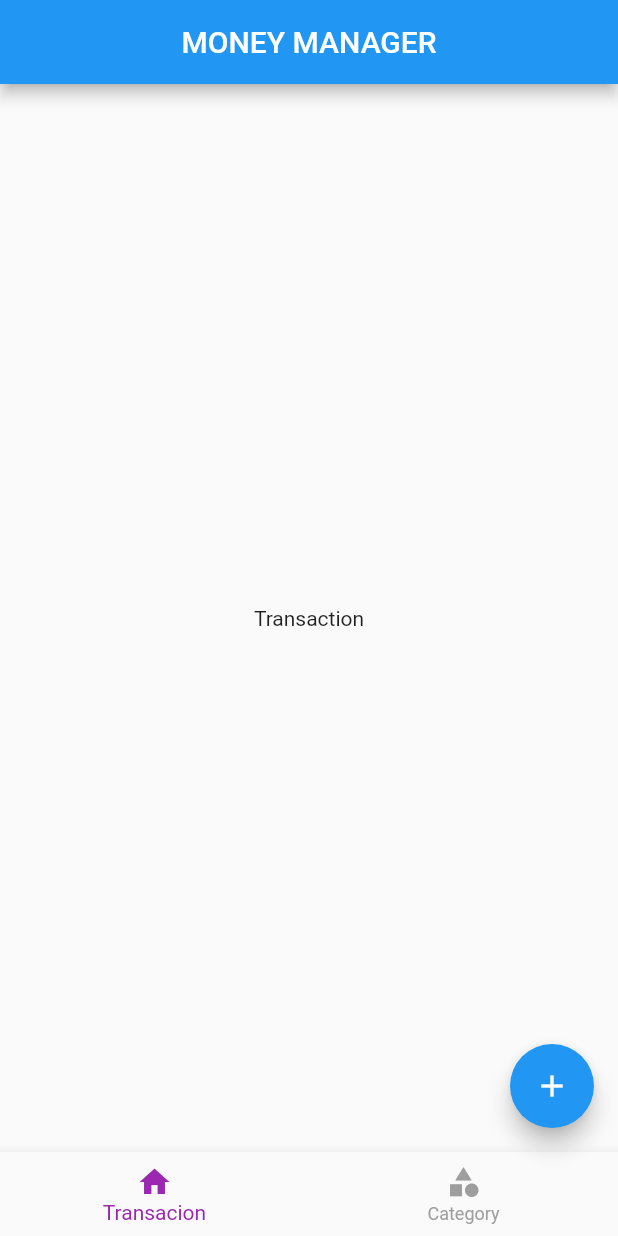
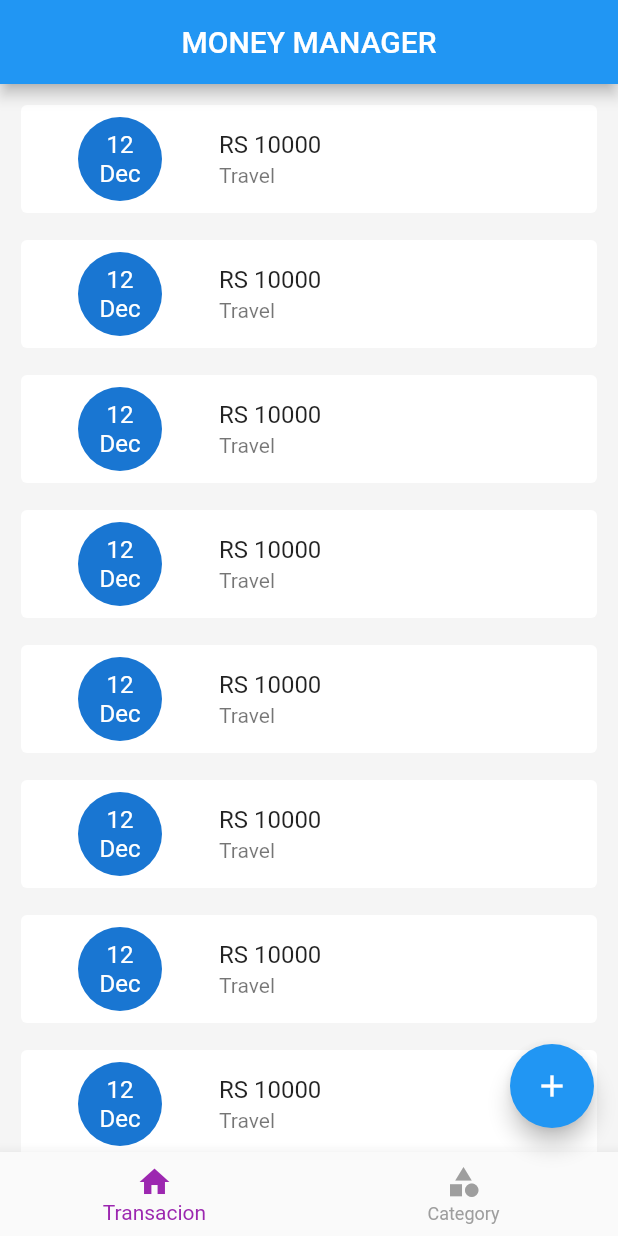
Before and after one commit to mirza-d3x/Money_manger_App, a Flutter app: the screen it shows after launch, on a phone screen of 412 x 824 dp. Run offline on Flutter 3.47's test engine with Material 2 defaults, Android fonts, the phone set to English and light mode, and no system bars.

Commit message:
Transaction page created and displaying dummy data and its aligned

```diff
--- a/lib/screens/home/screen_home.dart
+++ b/lib/screens/home/screen_home.dart
@@ -11,6 +11,7 @@
   @override
   Widget build(BuildContext context) {
     return Scaffold(
+      backgroundColor: Colors.grey[100],
       appBar: AppBar(
         title: Text('MONEY MANAGER'),
         centerTitle: true,
--- a/lib/screens/transaction/screen_transaction.dart
+++ b/lib/screens/transaction/screen_transaction.dart
@@ -5,6 +5,30 @@
 
   @override
   Widget build(BuildContext context) {
-    return Center(child: Text('Transaction'));
+    return ListView.separated(
+      padding: const EdgeInsets.all(10),
+      itemBuilder: (ctx, index) {
+        return const Card(
+          elevation: 0,
+          child: ListTile(
+            leading: CircleAvatar(
+              radius: 50,
+              child: Text(
+                '12\nDec',
+                textAlign: TextAlign.center,
+              ),
+            ),
+            title: Text('RS 10000'),
+            subtitle: Text('Travel'),
+          ),
+        );
+      },
+      separatorBuilder: (ctx, index) {
+        return const SizedBox(
+          height: 10,
+        );
+      },
+      itemCount: 10,
+    );
   }
 }
```
